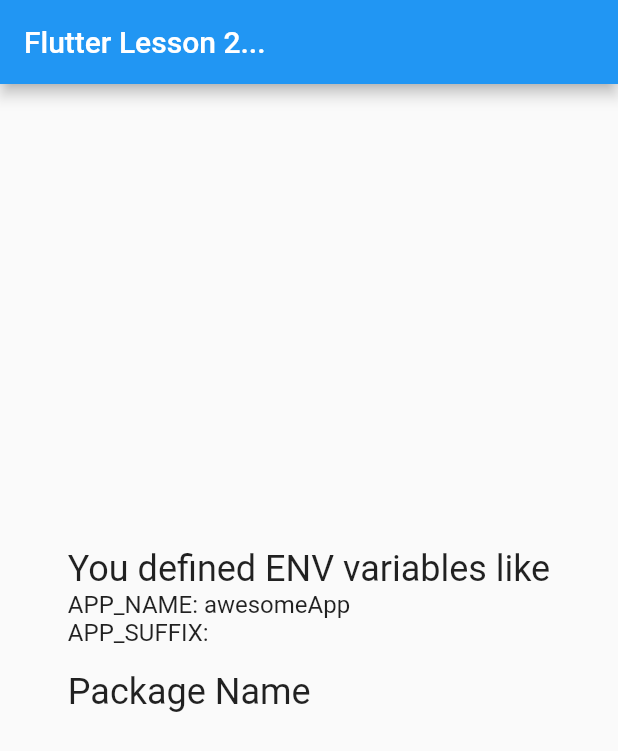
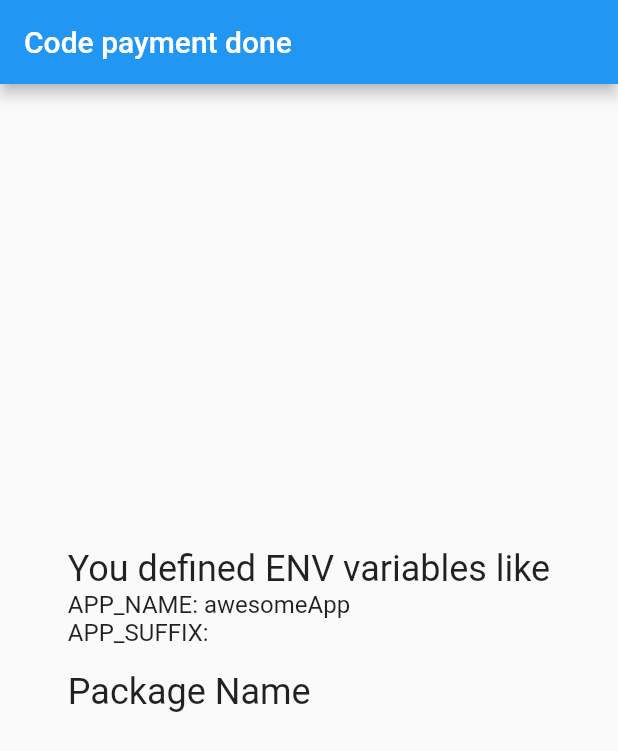
Before and after one commit to ToanMobile/Flutter_Multi_Environment, a Flutter app: the screen it shows after launch, on a phone screen of 412 x 824 dp. Shown: the top 751 px of the screen. Run offline on Flutter 3.47's test engine with Material 2 defaults, Android fonts, the phone set to English and light mode, and no system bars; our stand-ins replace package_info_plus.

Commit message:
implements payment done.

```diff
--- a/lib/main.dart
+++ b/lib/main.dart
@@ -32,7 +32,7 @@ class MyApp extends StatelessWidget {
         // is not restarted.
         primarySwatch: Colors.blue,
       ),
-      home: MyHomePage(key: Key(""),title: 'Flutter Lesson 2...'),
+      home: MyHomePage(key: Key(""),title: 'Code payment done'),
     );
   }
 }
```
